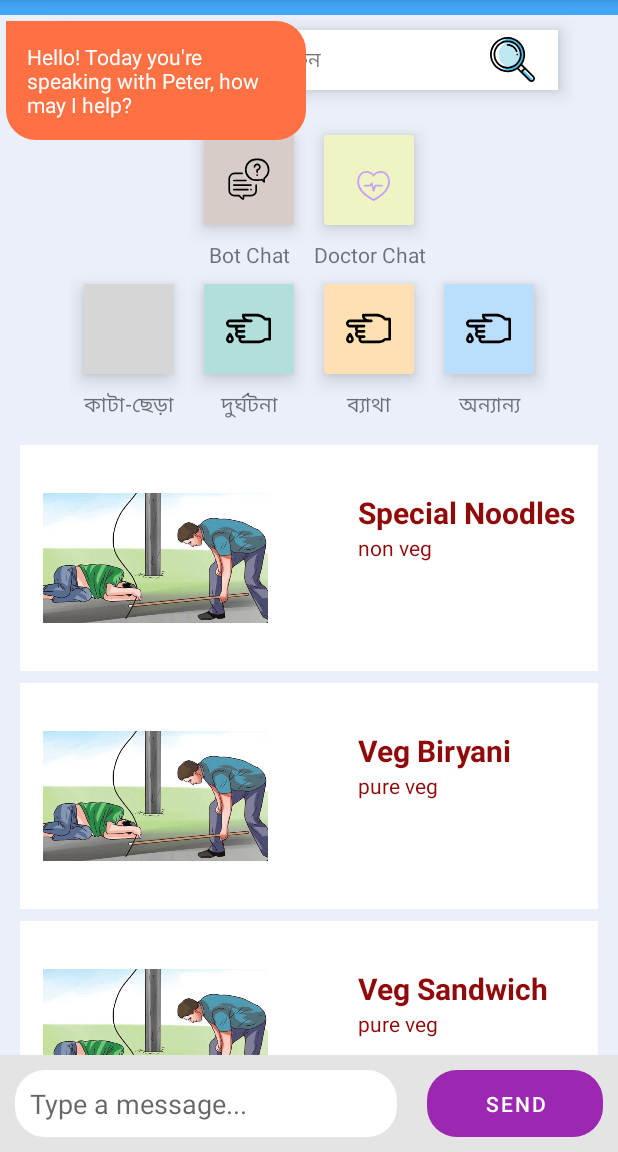
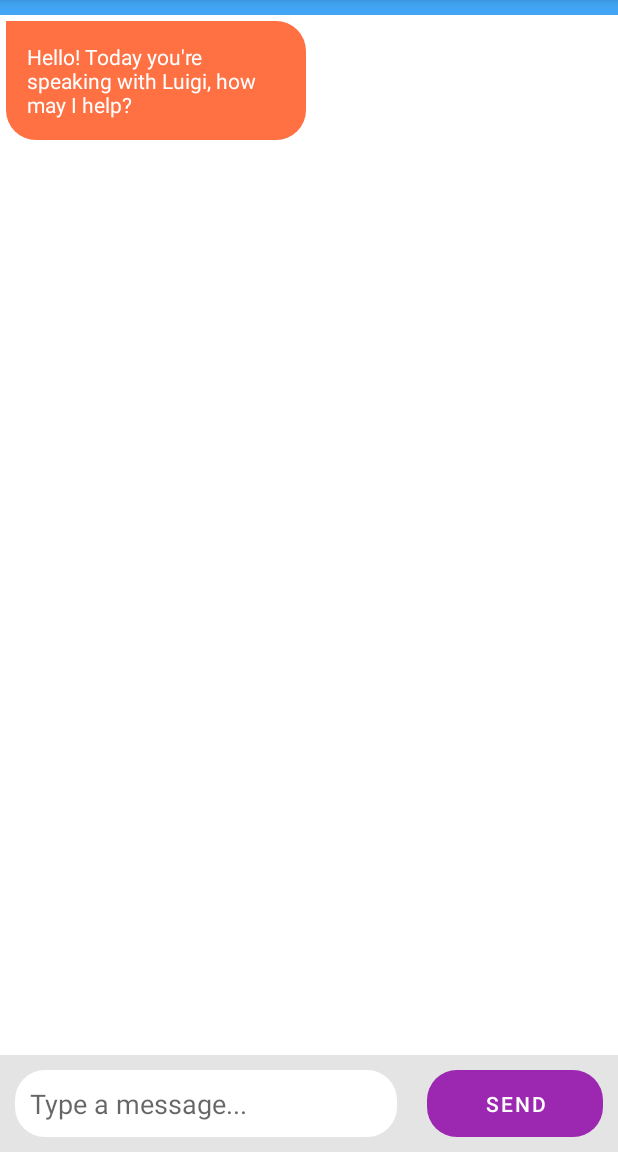
Before and after one commit to RashedRifat88/PrimaryTreatment, an Android app: the fragment HomeFragment shown on its own in the app's theme, after a tap on "Bot Chat", on a phone screen of 412 x 824 dp, the part 84-1236 px from its top. Run offline under Robolectric (Android 15) with nearby library versions, the phone set to English and light mode, and no system bars; our stand-ins replace Room's generated code; grey boxes are pictures that could not be loaded.

Commit message:
Create chatbot almost done...

```diff
--- /dev/null
+++ b/app/src/main/java/com/egsystem/primarytreatment/ui/chat/chatbot/ui/ChatbotActivity.kt
@@ -0,0 +1,153 @@
+package com.egsystem.primarytreatment.ui.chat.chatbot.ui
+
+import androidx.appcompat.app.AppCompatActivity
+import android.os.Bundle
+import com.egsystem.primarytreatment.R
+import android.content.Context
+import android.content.Intent
+import android.net.Uri
+import androidx.fragment.app.Fragment
+import android.view.LayoutInflater
+import android.view.View
+import android.view.ViewGroup
+import android.widget.Button
+import android.widget.EditText
+import androidx.recyclerview.widget.LinearLayoutManager
+import androidx.recyclerview.widget.RecyclerView
+import com.egsystem.primarytreatment.ui.chat.chatbot.data.Message
+import com.egsystem.primarytreatment.ui.chat.chatbot.utils.BotResponse
+import com.egsystem.primarytreatment.ui.chat.chatbot.utils.Constants.OPEN_GOOGLE
+import com.egsystem.primarytreatment.ui.chat.chatbot.utils.Constants.OPEN_SEARCH
+import com.egsystem.primarytreatment.ui.chat.chatbot.utils.Constants.RECEIVE_ID
+import com.egsystem.primarytreatment.ui.chat.chatbot.utils.Constants.SEND_ID
+import com.egsystem.primarytreatment.ui.chat.chatbot.utils.Time
+import kotlinx.android.synthetic.main.fragment_chatbot.*
+import kotlinx.coroutines.*
+
+class ChatbotActivity : AppCompatActivity() {
+
+
+    var messagesList = mutableListOf<Message>()
+
+    private lateinit var adapter: MessagingAdapter
+    private val botList = listOf("Peter", "Francesca", "Luigi", "Igor")
+
+    override fun onCreate(savedInstanceState: Bundle?) {
+        super.onCreate(savedInstanceState)
+        setContentView(R.layout.activity_chatbot)
+
+        recyclerView()
+
+        clickEvents()
+
+        val random = (0..3).random()
+        customBotMessage("Hello! Today you're speaking with ${botList[random]}, how may I help?")
+    }
+
+    private fun clickEvents() {
+
+        //Send a message
+        btn_send.setOnClickListener {
+            sendMessage()
+        }
+
+        //Scroll back to correct position when user clicks on text view
+        et_message.setOnClickListener {
+            GlobalScope.launch {
+                delay(100)
+
+                withContext(Dispatchers.Main) {
+                    rv_messages.scrollToPosition(adapter.itemCount - 1)
+
+                }
+            }
+        }
+    }
+
+    private fun recyclerView() {
+        adapter = MessagingAdapter()
+        rv_messages.adapter = adapter
+        rv_messages.layoutManager = LinearLayoutManager(applicationContext)
+
+    }
+
+    override fun onStart() {
+        super.onStart()
+        //In case there are messages, scroll to bottom when re-opening app
+        GlobalScope.launch {
+            delay(100)
+            withContext(Dispatchers.Main) {
+                rv_messages.scrollToPosition(adapter.itemCount - 1)
+            }
+        }
+    }
+
+    private fun sendMessage() {
+        val message = et_message.text.toString()
+        val timeStamp = Time.timeStamp()
+
+        if (message.isNotEmpty()) {
+            //Adds it to our local list
+            messagesList.add(Message(message, SEND_ID, timeStamp))
+            et_message.setText("")
+
+            adapter.insertMessage(Message(message, SEND_ID, timeStamp))
+            rv_messages.scrollToPosition(adapter.itemCount - 1)
+
+            botResponse(message)
+        }
+    }
+
+    private fun botResponse(message: String) {
+        val timeStamp = Time.timeStamp()
+
+        GlobalScope.launch {
+            //Fake response delay
+            delay(1000)
+
+            withContext(Dispatchers.Main) {
+                //Gets the response
+                val response = BotResponse.basicResponses(message)
+
+                //Adds it to our local list
+                messagesList.add(Message(response, RECEIVE_ID, timeStamp))
+
+                //Inserts our message into the adapter
+                adapter.insertMessage(Message(response, RECEIVE_ID, timeStamp))
+
+                //Scrolls us to the position of the latest message
+                rv_messages.scrollToPosition(adapter.itemCount - 1)
+
+                //Starts Google
+                when (response) {
+                    OPEN_GOOGLE -> {
+                        val site = Intent(Intent.ACTION_VIEW)
+                        site.data = Uri.parse("https://www.google.com/")
+                        startActivity(site)
+                    }
+                    OPEN_SEARCH -> {
+                        val site = Intent(Intent.ACTION_VIEW)
+                        val searchTerm: String? = message.substringAfterLast("search")
+                        site.data = Uri.parse("https://www.google.com/search?&q=$searchTerm")
+                        startActivity(site)
+                    }
+
+                }
+            }
+        }
+    }
+
+    private fun customBotMessage(message: String) {
+
+        GlobalScope.launch {
+            delay(1000)
+            withContext(Dispatchers.Main) {
+                val timeStamp = Time.timeStamp()
+                messagesList.add(Message(message, RECEIVE_ID, timeStamp))
+                adapter.insertMessage(Message(message, RECEIVE_ID, timeStamp))
+
+                rv_messages.scrollToPosition(adapter.itemCount - 1)
+            }
+        }
+    }
+}
--- a/app/src/main/java/com/egsystem/primarytreatment/ui/home/HomeFragment.kt
+++ b/app/src/main/java/com/egsystem/primarytreatment/ui/home/HomeFragment.kt
@@ -18,6 +18,7 @@ import androidx.recyclerview.widget.RecyclerView
 import com.egsystem.primarytreatment.R
 import com.egsystem.primarytreatment.room.FirstAidItemDao
 import com.egsystem.primarytreatment.room.FirstAidItemEntity
+import com.egsystem.primarytreatment.ui.chat.chatbot.ui.ChatbotActivity
 import com.egsystem.primarytreatment.ui.chat.chatbot.ui.ChatbotFragment
 import com.egsystem.primarytreatment.ui.home.adapter.SubItemAdapter
 import com.egsystem.roomkot.FirstAidItemDatabase
@@ -80,12 +81,19 @@ class HomeFragment : Fragment() {
 
 
         linear_bot_chat.setOnClickListener {
-            loadFragment(ChatbotFragment())
+//            loadFragment(ChatbotFragment())
+
+            val intent = Intent(context, ChatbotActivity::class.java)
+            intent.putExtra("from_where","HomeFragment")
+            startActivity(intent)
         }
 
         linear_doctor_chat.setOnClickListener {
 
         }
+
+
+
 
     }
 
--- /dev/null
+++ b/app/src/main/res/layout/activity_chatbot.xml
@@ -0,0 +1,65 @@
+<?xml version="1.0" encoding="utf-8"?>
+<FrameLayout xmlns:android="http://schemas.android.com/apk/res/android"
+    xmlns:tools="http://schemas.android.com/tools"
+    android:layout_width="match_parent"
+    android:layout_height="match_parent"
+    >
+
+    <RelativeLayout
+        android:layout_width="match_parent"
+        android:layout_height="match_parent"
+        tools:context=".ui.MainActivity">
+
+
+        <LinearLayout
+            android:id="@+id/ll_layout_bar"
+            android:layout_width="match_parent"
+            android:layout_height="wrap_content"
+            android:layout_alignParentBottom="true"
+            android:background="#E4E4E4"
+            android:orientation="horizontal">
+
+            <EditText
+                android:id="@+id/et_message"
+                android:inputType="textShortMessage"
+                android:layout_width="match_parent"
+                android:layout_height="wrap_content"
+                android:layout_margin="10dp"
+                android:layout_weight=".5"
+                android:background="@drawable/round_button"
+                android:backgroundTint="@android:color/white"
+                android:hint="Type a message..."
+                android:padding="10dp"
+                android:singleLine="true" />
+
+            <Button
+                android:id="@+id/btn_send"
+                android:layout_width="match_parent"
+                android:layout_height="match_parent"
+                android:layout_margin="10dp"
+                android:layout_weight="1"
+                android:background="@drawable/round_button"
+                android:backgroundTint="#26A69A"
+                android:text="Send"
+                android:textColor="@android:color/white" />
+
+        </LinearLayout>
+
+        <androidx.recyclerview.widget.RecyclerView
+            android:id="@+id/rv_messages"
+            android:layout_width="match_parent"
+            android:layout_height="match_parent"
+            android:layout_above="@id/ll_layout_bar"
+            android:layout_below="@+id/dark_divider"
+            tools:itemCount="20"
+            tools:listitem="@layout/message_item" />
+        <View
+            android:layout_width="match_parent"
+            android:layout_height="10dp"
+            android:background="#42A5F5"
+            android:id="@+id/dark_divider"/>
+
+
+    </RelativeLayout>
+
+</FrameLayout>
```
Also changed, not shown: app/src/main/AndroidManifest.xml (+8 -6 lines).
